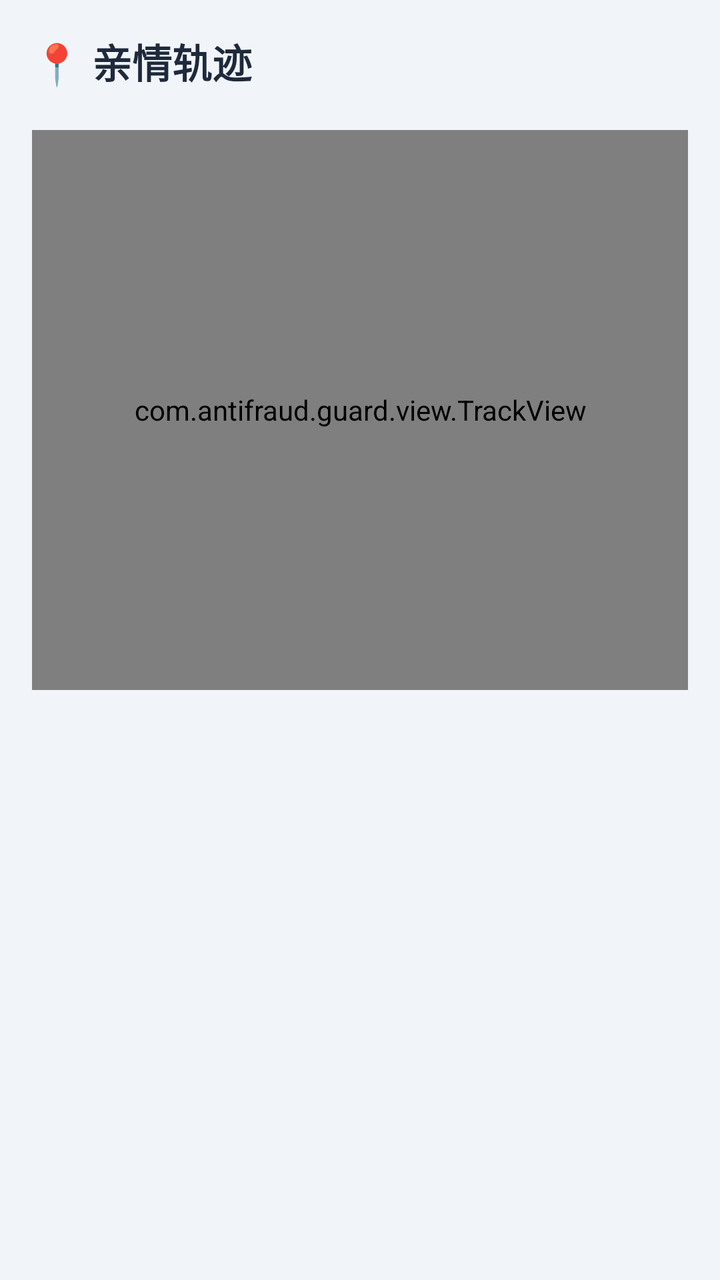
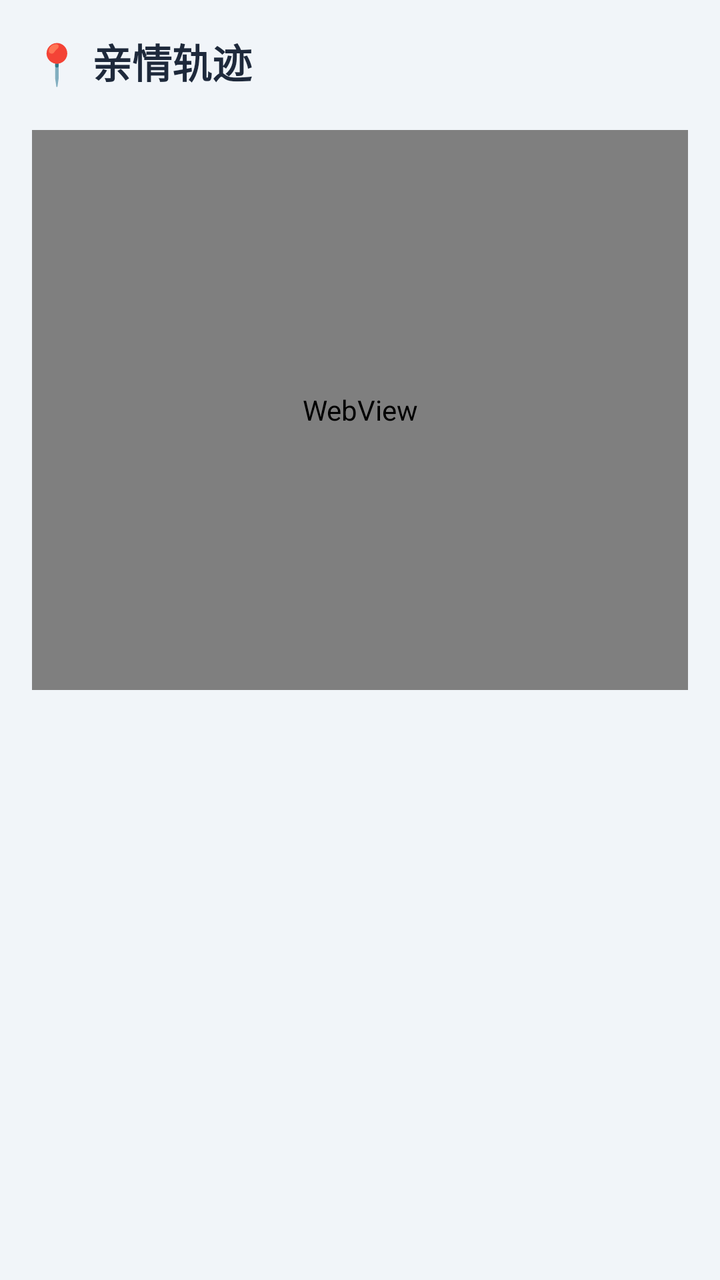

An Android layout rendered at two revisions. The XML below is the earlier revision; the diff shows what the commit changed to produce the second picture.
<!-- AndroidManifest.xml: application theme Theme.AntiFraudGuard -->
<!-- res/layout/fragment_family_track.xml -->
<?xml version="1.0" encoding="utf-8"?>
<LinearLayout xmlns:android="http://schemas.android.com/apk/res/android"
    android:layout_width="match_parent"
    android:layout_height="match_parent"
    android:background="#F1F5F9"
    android:orientation="vertical">

    <TextView
        android:layout_width="match_parent"
        android:layout_height="wrap_content"
        android:padding="16dp"
        android:paddingBottom="8dp"
        android:text="📍 亲情轨迹"
        android:textColor="#1E293B"
        android:textSize="20sp"
        android:textStyle="bold" />

    <TextView
        android:id="@+id/tv_track_empty"
        android:layout_width="match_parent"
        android:layout_height="wrap_content"
        android:layout_marginTop="40dp"
        android:gravity="center"
        android:text="暂无轨迹数据\n老人端开启位置守护后自动上报"
        android:textColor="#94A3B8"
        android:textSize="14sp"
        android:visibility="gone" />

    <com.antifraud.guard.view.TrackView
        android:id="@+id/track_view"
        android:layout_width="match_parent"
        android:layout_height="280dp"
        android:layout_marginHorizontal="16dp"
        android:layout_marginTop="4dp"
        android:background="@drawable/bg_card" />

    <ScrollView
        android:layout_width="match_parent"
        android:layout_height="0dp"
        android:layout_marginTop="12dp"
        android:layout_weight="1">

        <TextView
            android:id="@+id/tv_track_list"
            android:layout_width="match_parent"
            android:layout_height="wrap_content"
            android:lineSpacingExtra="6dp"
            android:paddingHorizontal="20dp"
            android:paddingBottom="24dp"
            android:textColor="#475569"
            android:textSize="13sp" />
    </ScrollView>

</LinearLayout>
<!-- resources referenced by this layout -->
<resources>
  <!-- drawable bg_card (drawable) -->
  <?xml version="1.0" encoding="utf-8"?>
  <shape xmlns:android="http://schemas.android.com/apk/res/android" android:shape="rectangle">
      <solid android:color="#FFFFFF" />
      <corners android:radius="12dp" />
  </shape>
  <style name="Theme.AntiFraudGuard" parent="Theme.MaterialComponents.DayNight.NoActionBar">
          
          <item name="colorPrimary">@color/blue_500</item>
          <item name="colorPrimaryVariant">@color/blue_700</item>
          <item name="colorOnPrimary">@color/white</item>
          
          <item name="colorSecondary">@color/emerald_500</item>
          <item name="colorSecondaryVariant">@color/emerald_700</item>
          <item name="colorOnSecondary">@color/white</item>
          
          <item name="android:statusBarColor">#0F172A</item>
          <item name="android:windowBackground">#0F172A</item>
      </style>
  <color name="blue_500">#3B82F6</color>
  <color name="blue_700">#1D4ED8</color>
  <color name="white">#FFFFFFFF</color>
  <color name="emerald_500">#10B981</color>
  <color name="emerald_700">#047857</color>
</resources>

<!-- the commit's change to res/layout/fragment_family_track.xml (unified diff, before → after) -->
@@ -16,6 +16,18 @@
         android:textStyle="bold" />
 
     <TextView
+        android:id="@+id/tv_track_fence_summary"
+        android:layout_width="match_parent"
+        android:layout_height="wrap_content"
+        android:layout_marginHorizontal="16dp"
+        android:layout_marginBottom="6dp"
+        android:background="@drawable/bg_geofence_summary"
+        android:padding="10dp"
+        android:textColor="#1E293B"
+        android:textSize="12sp"
+        android:visibility="gone" />
+
+    <TextView
         android:id="@+id/tv_track_empty"
         android:layout_width="match_parent"
         android:layout_height="wrap_content"
@@ -26,8 +38,18 @@
         android:textSize="14sp"
         android:visibility="gone" />
 
-    <com.antifraud.guard.view.TrackView
-        android:id="@+id/track_view"
+    
+    <com.amap.api.maps.MapView
+        android:id="@+id/amap_view"
+        android:layout_width="match_parent"
+        android:layout_height="280dp"
+        android:layout_marginHorizontal="16dp"
+        android:layout_marginTop="4dp"
+        android:visibility="gone" />
+
+    
+    <WebView
+        android:id="@+id/track_map"
         android:layout_width="match_parent"
         android:layout_height="280dp"
         android:layout_marginHorizontal="16dp"
@@ -40,15 +62,13 @@
         android:layout_marginTop="12dp"
         android:layout_weight="1">
 
-        <TextView
-            android:id="@+id/tv_track_list"
+        <LinearLayout
+            android:id="@+id/track_list_container"
             android:layout_width="match_parent"
             android:layout_height="wrap_content"
-            android:lineSpacingExtra="6dp"
-            android:paddingHorizontal="20dp"
-            android:paddingBottom="24dp"
-            android:textColor="#475569"
-            android:textSize="13sp" />
+            android:orientation="vertical"
+            android:paddingHorizontal="16dp"
+            android:paddingBottom="24dp" />
     </ScrollView>
 
 </LinearLayout>
<!-- resource entries referenced after the edit -->
@@ -5,6 +5,16 @@
   <shape xmlns:android="http://schemas.android.com/apk/res/android" android:shape="rectangle">
       <solid android:color="#FFFFFF" />
       <corners android:radius="12dp" />
+  </shape>
+  <!-- drawable bg_geofence_summary (drawable) -->
+  <?xml version="1.0" encoding="utf-8"?>
+  <shape xmlns:android="http://schemas.android.com/apk/res/android"
+      android:shape="rectangle">
+      <solid android:color="#FEF3C7" />
+      <corners android:radius="8dp" />
+      <stroke
+          android:width="0.5dp"
+          android:color="#F59E0B" />
   </shape>
   <style name="Theme.AntiFraudGuard" parent="Theme.MaterialComponents.DayNight.NoActionBar">
           
